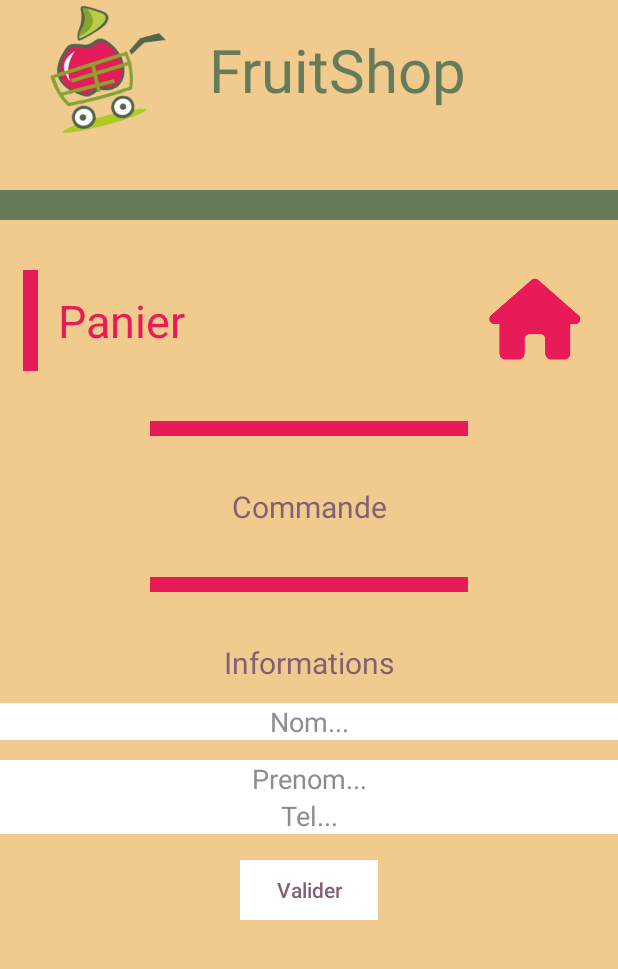
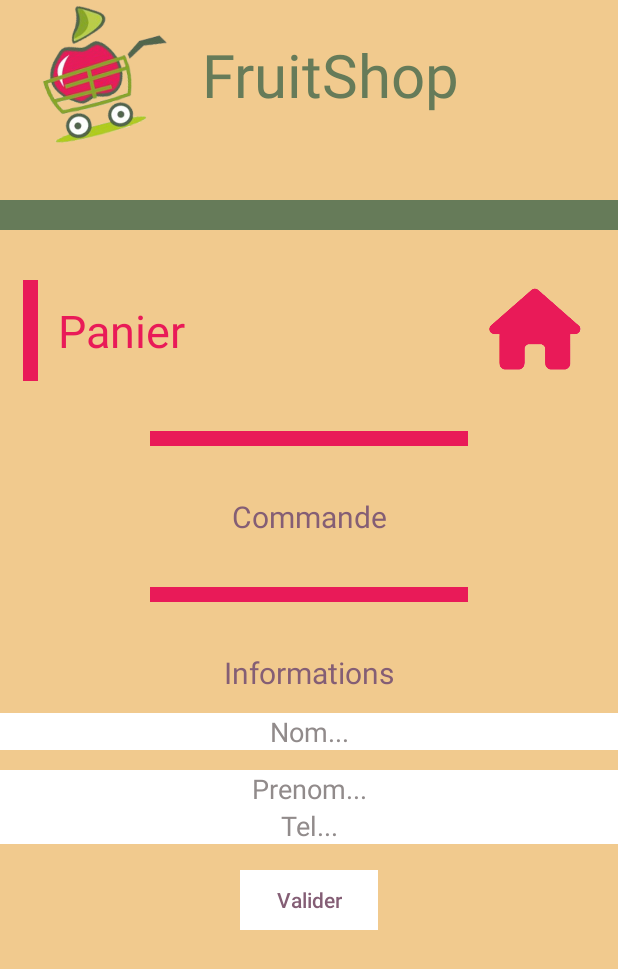
Before and after one commit to SamuelCiscar/MatchaTeam, an Android app: the layout activity_panier.xml on its own in the app's theme, with its tools: preview values and no code run, on a phone screen of 412 x 824 dp. Shown: the top 969 px of the screen. Run offline under Robolectric (Android 15) with nearby library versions, the phone set to English and light mode, and no system bars.

Commit message:
Link Panier

```diff
--- a/app/src/main/AndroidManifest.xml
+++ b/app/src/main/AndroidManifest.xml
@@ -19,10 +19,10 @@
             android:exported="true">
             <intent-filter>
                 <action android:name="android.intent.action.MAIN" />
-
                 <category android:name="android.intent.category.LAUNCHER" />
             </intent-filter>
         </activity>
+        <activity android:name=".PanierActivity" />
     </application>
 
 </manifest>
--- a/app/src/main/res/layout/activity_panier.xml
+++ b/app/src/main/res/layout/activity_panier.xml
@@ -15,8 +15,8 @@
 
         <ImageView
             android:id="@+id/imageView2"
-            android:layout_width="39dp"
-            android:layout_height="93dp"
+            android:layout_width="30dp"
+            android:layout_height="100dp"
             android:layout_weight="1"
             app:srcCompat="@drawable/fruitshoplogo" />
 
```
Also changed, not shown: app/src/main/java/com/example/matchateam/MainActivity.java (+17 -2 lines).
